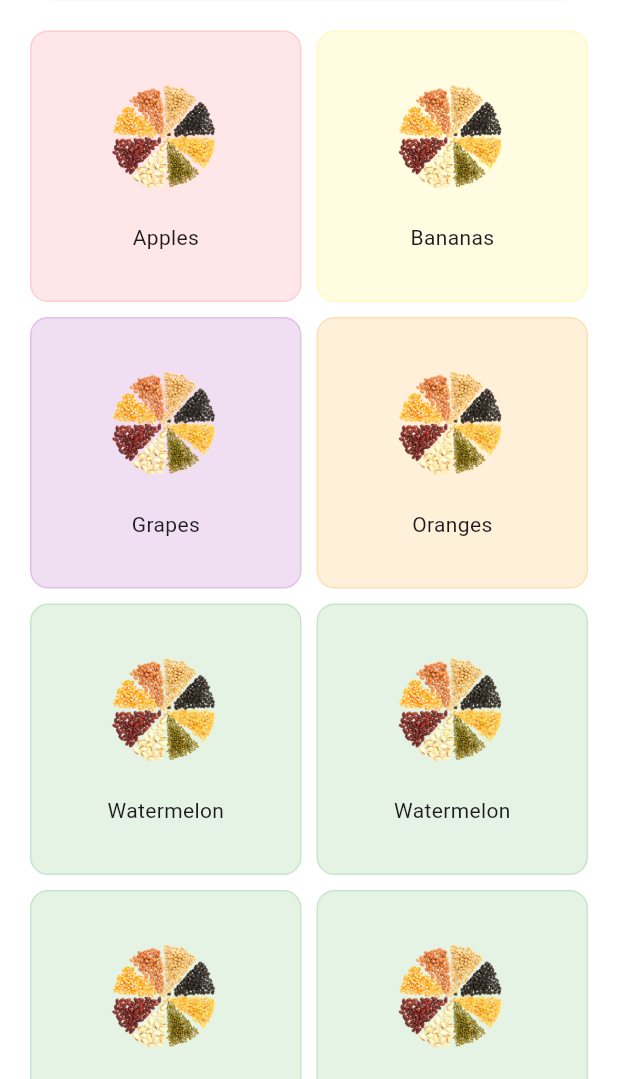
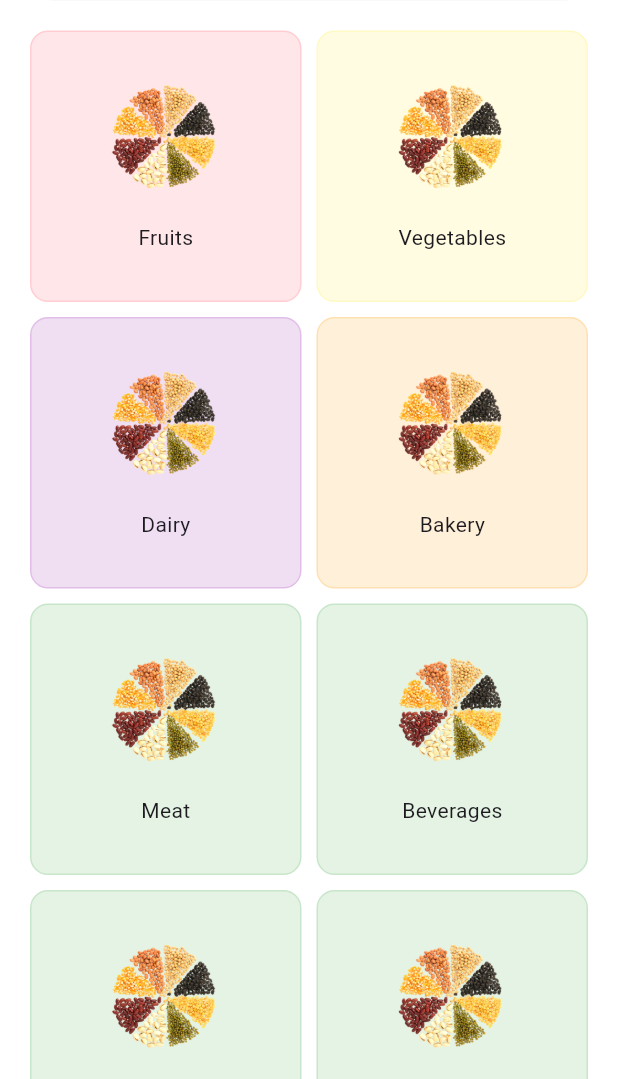
Before and after one commit to sajjadleith/grocery-demo, a Flutter app: the ExploreScreen screen opened directly, on a phone screen of 412 x 824 dp, the part 157-1236 px from its top. Run offline on Flutter 3.47's test engine with Material 3 defaults, Android fonts, the phone set to English and light mode, and no system bars; our stand-ins replace cached_network_image, carousel_slider, flutter_svg, smooth_page_indicator; network calls fail; Roboto replaces fonts that are missing (Cairo).

```diff
--- /dev/null
+++ b/lib/model/category_model.dart
@@ -0,0 +1,19 @@
+class CategoryModel {
+  final String id;
+  final String name;
+
+  CategoryModel({required this.id, required this.name});
+}
+
+List<String> get categories => [
+  'Fruits',
+  'Vegetables',
+  'Dairy',
+  'Bakery',
+  'Meat',
+  'Beverages',
+  'Snacks',
+  'Frozen Foods',
+  'Household Supplies',
+  'Personal Care',
+];
--- a/lib/model/groceries_model.dart
+++ b/lib/model/groceries_model.dart
@@ -10,12 +10,13 @@ class GroceriesModel {
 }
 
 final List<GroceriesModel> groceriesList = [
-  GroceriesModel(name: 'Apples', image: AppAssets.im, color: Colors.red.shade100),
-  GroceriesModel(name: 'Bananas', image: AppAssets.im, color: Colors.yellow.shade100),
-  GroceriesModel(name: 'Grapes', image: AppAssets.im, color: Colors.purple.shade100),
-  GroceriesModel(name: 'Oranges', image: AppAssets.im, color: Colors.orange.shade100),
-  GroceriesModel(name: 'Watermelon', image: AppAssets.im, color: Colors.green.shade100),
-  GroceriesModel(name: 'Watermelon', image: AppAssets.im, color: Colors.green.shade100),
-  GroceriesModel(name: 'Watermelon', image: AppAssets.im, color: Colors.green.shade100),
-  GroceriesModel(name: 'Watermelon', image: AppAssets.im, color: Colors.green.shade100),
+  GroceriesModel(name: 'Fruits', image: AppAssets.im, color: Colors.red.shade100),
+  GroceriesModel(name: 'Vegetables', image: AppAssets.im, color: Colors.yellow.shade100),
+  GroceriesModel(name: 'Dairy', image: AppAssets.im, color: Colors.purple.shade100),
+  GroceriesModel(name: 'Bakery', image: AppAssets.im, color: Colors.orange.shade100),
+  GroceriesModel(name: 'Meat', image: AppAssets.im, color: Colors.green.shade100),
+  GroceriesModel(name: 'Beverages', image: AppAssets.im, color: Colors.green.shade100),
+  GroceriesModel(name: 'Frozen Foods', image: AppAssets.im, color: Colors.green.shade100),
+  GroceriesModel(name: 'Household Supplies', image: AppAssets.im, color: Colors.green.shade100),
+  GroceriesModel(name: 'Personal Care', image: AppAssets.im, color: Colors.green.shade100),
 ];
--- a/lib/view/widget/product_item_widget.dart
+++ b/lib/view/widget/product_item_widget.dart
@@ -11,7 +11,7 @@ class ProductItemWidget extends StatelessWidget {
   @override
   Widget build(BuildContext context) {
     final width = MediaQuery.sizeOf(context).width;
-    final provider = context.watch<ProductProvider>();
+    final provider = context.watch<ProductProvider>().filteredProducts;
     return GridView.builder(
       padding: EdgeInsets.symmetric(horizontal: 20, vertical: 20),
       physics: const NeverScrollableScrollPhysics(),
@@ -22,12 +22,12 @@ class ProductItemWidget extends StatelessWidget {
         mainAxisSpacing: 14,
         childAspectRatio: width < 400 ? 0.74 : 0.8,
       ),
-      itemCount: provider.filteredProduct.length,
+      itemCount: provider.length,
       itemBuilder: (context, index) {
         // final product = productList[index];
         return Selector<ProductProvider, ProductModel>(
           builder: (context, value, child) => ProductCardWidget(product: value),
-          selector: (context, prov) => prov.filteredProduct[index],
+          selector: (context, prov) => prov.filteredProducts[index],
         );
       },
     );
```
Also changed, not shown: lib/core/utility/widgets/filter_item_widget.dart (+7 -1 lines), lib/core/utility/widgets/show_bottom_sheet_widget.dart (+61 -49 lines), lib/model/band_model.dart (added, +18 -0 lines), lib/provider/product_provider.dart (+33 -11 lines).
